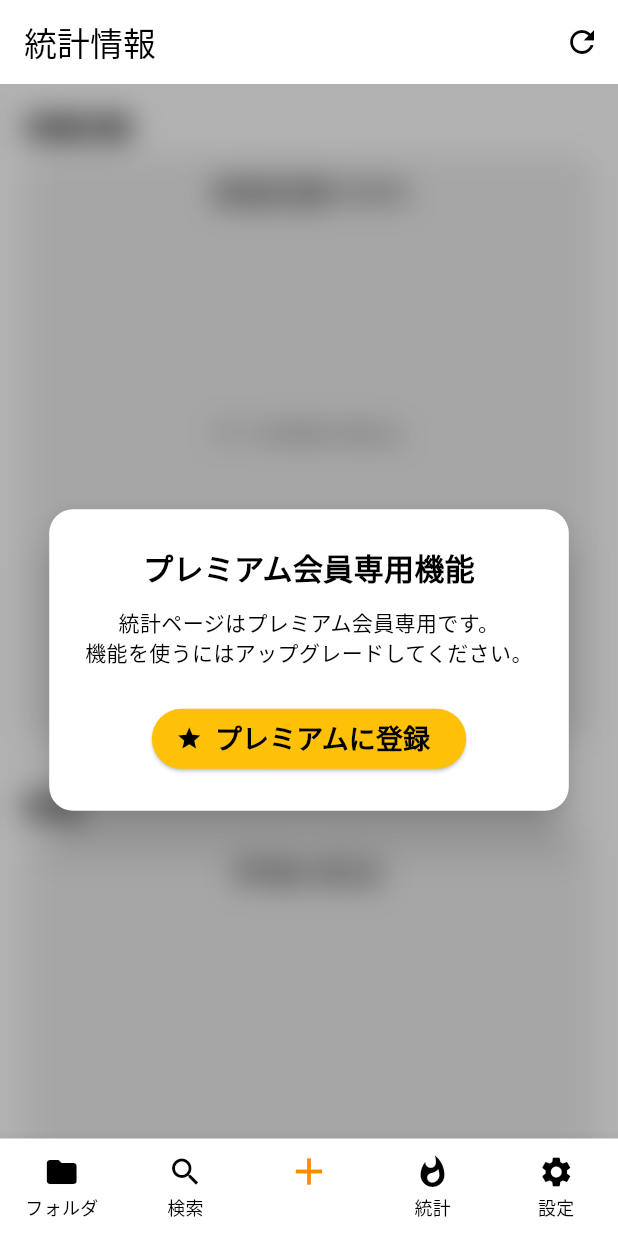
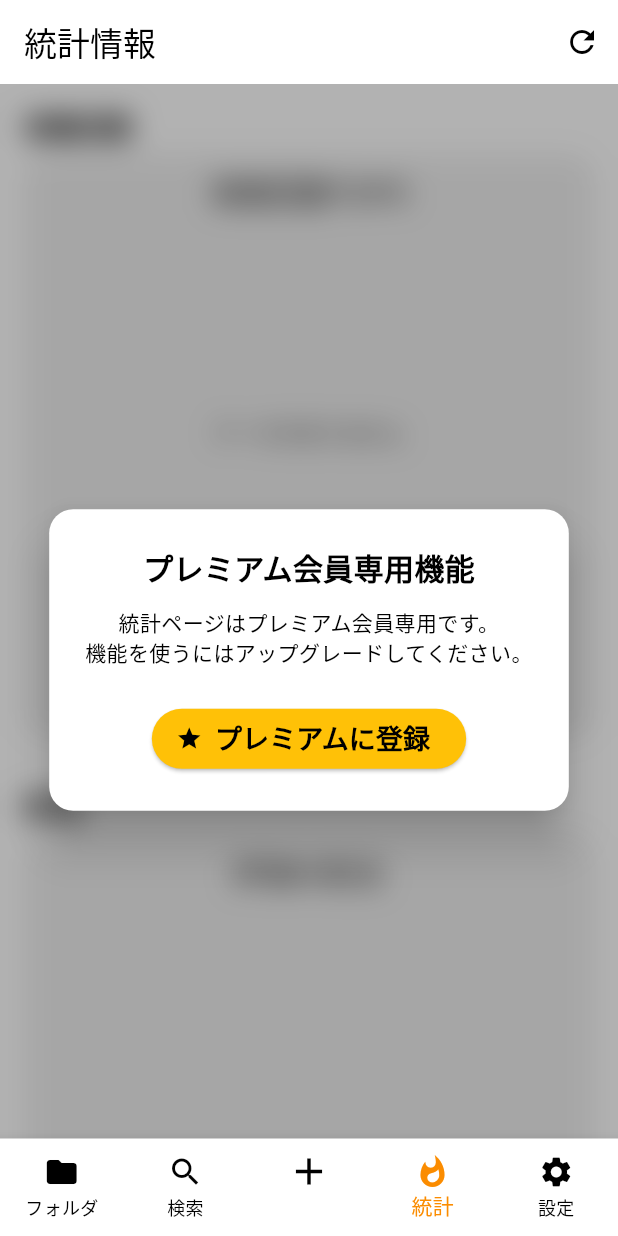
Before and after one commit to rhyka21012-boop/ArchiVe, a Flutter app: the screen it shows after launch, item 4 of the bottom bar chosen, on a phone screen of 412 x 824 dp. Run offline on Flutter 3.47's test engine with Material 3 defaults, Android fonts, the light colour scheme and no system bars; drawn by our look-alikes of fl_chart; our stand-ins replace flutter_riverpod, flutter_speed_dial, google_mobile_ads, image_picker, palette_generator, shared_preferences; missing offline and left inert: purchases_flutter; network calls fail.

Commit message:
・グリッドビューでタイトルとアイコンが重なる不具合を解消 ・ボトムナビゲーションバーの選択位置がおかしい不具合解消

```diff
--- a/archive/lib/grid_page.dart
+++ b/archive/lib/grid_page.dart
@@ -274,6 +274,7 @@ class GridPageState extends State<GridPage> {
                                     overflow: TextOverflow.ellipsis,
                                   ),
                                 ),
+                                SizedBox(height: 16),
                               ],
                             ),
                           ),
--- a/archive/lib/main_page.dart
+++ b/archive/lib/main_page.dart
@@ -117,7 +117,8 @@ class _MainPageState extends State<MainPage> {
                   label: '設定',
                 ),
               ],
-              currentIndex: _selectedIndex,
+              currentIndex:
+                  _selectedIndex <= 1 ? _selectedIndex : _selectedIndex + 1,
               //unselectedItemColor: colorScheme.onPrimary,
               unselectedItemColor:
                   colorScheme.brightness == Brightness.dark
--- a/archive/pubspec.yaml
+++ b/archive/pubspec.yaml
@@ -4,7 +4,7 @@ description: "A new Flutter project."
 
 publish_to: 'none'
 
-version: 1.0.0+4
+version: 1.0.0+5
 
 environment:
   sdk: ^3.7.2
```
